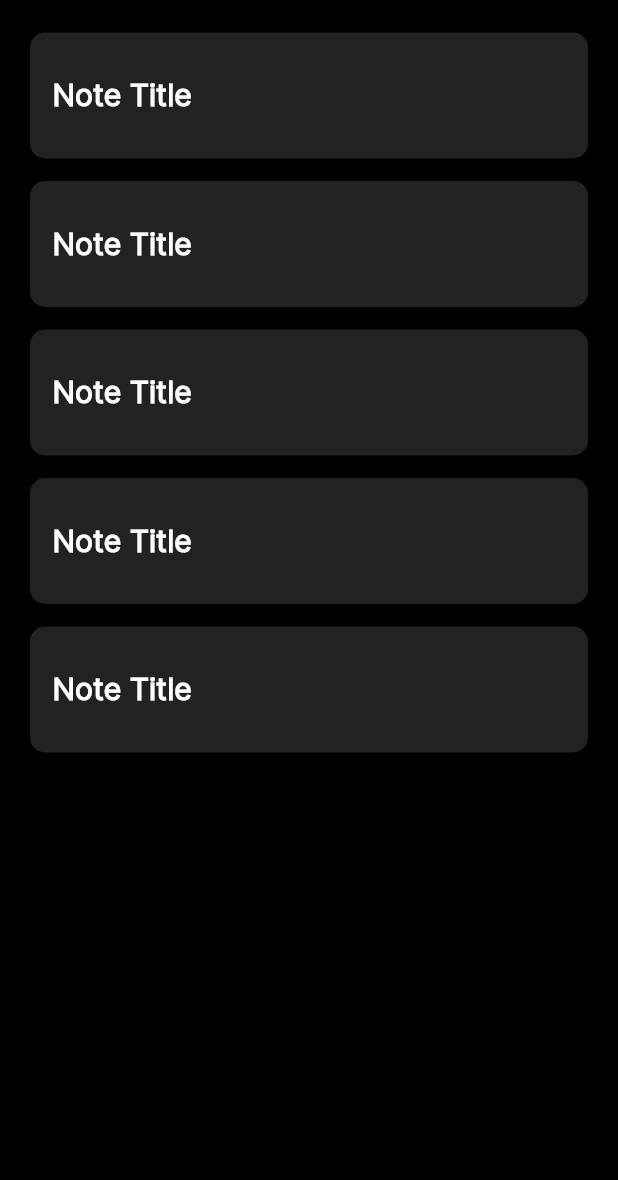
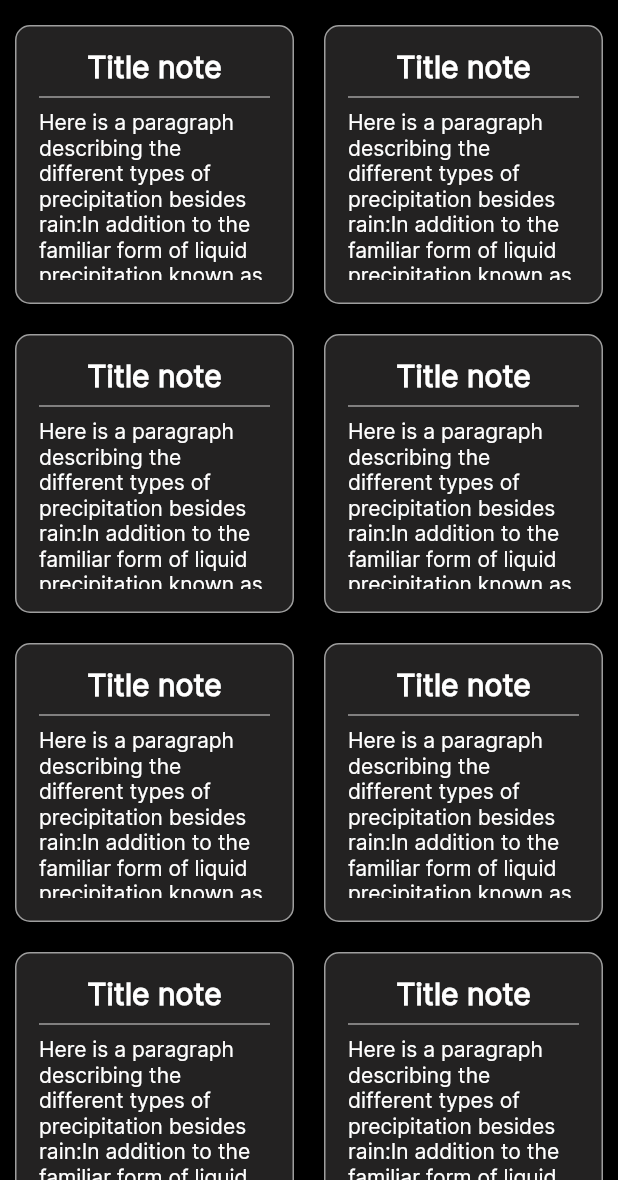
Before and after one commit to sojin-23/scribe, a Flutter app: the HomePage screen opened directly, on a phone screen of 412 x 824 dp, the part 56-1236 px from its top. Run offline on Flutter 3.47's test engine with Material 3 defaults, Android fonts, the phone set to English and light mode, and no system bars; our stand-ins replace audioplayers.

Commit message:
replace listview with gridview

```diff
--- a/lib/pages/home_page.dart
+++ b/lib/pages/home_page.dart
@@ -2,11 +2,9 @@
 
 import 'dart:async';
 import 'dart:ui';
-import 'package:flutter/services.dart';
 
 import 'package:flutter/cupertino.dart';
 import 'package:flutter/material.dart';
-import 'package:ios_note_app/pages/edit_note_page.dart';
 import 'package:ios_note_app/pages/new_note_page.dart';
 import 'package:ios_note_app/pages/splash_page.dart';
 
@@ -152,85 +150,35 @@ class _HomePageState extends State<HomePage> {
       child: Column(
         children: [
           Expanded(
-              child: ListView.builder(
-            itemCount: 5,
-            itemBuilder: (context, index) {
-              return Padding(
-                padding: const EdgeInsets.only(
-                    left: 20, right: 20, bottom: 0, top: 15),
-                child: GestureDetector(
-                  onTap: () {
-                    Navigator.of(context).push(CupertinoPageRoute(
-                        builder: (context) => EditNotePage()));
-                  },
-                  onLongPress: () {
-                    HapticFeedback.vibrate();
-                    showCupertinoDialog(
-                      context: context,
-                      builder: (context) => CupertinoAlertDialog(
-                        title: Text('Are you sure?'),
-                        content: Text('Deleted note cannot be recovered'),
-                        actions: [
-                          CupertinoActionSheetAction(
-                            onPressed: () {
-                              Navigator.pop(context);
-                            },
-                            child: Text(
-                              "Cancel",
-                              style: TextStyle(color: Colors.white),
-                            ),
-                          ),
-                          CupertinoActionSheetAction(
-                            onPressed: () {
-                              Navigator.pop(context);
-                              showCupertinoModalPopup(
-                                context: context,
-                                builder: (context) {
-                                  return StatefulBuilder(
-                                    builder: (context, setState) {
-                                      Timer(Duration(seconds: 2), () {
-                                        Navigator.pop(context);
-                                      });
-
-                                      return CupertinoPopupSurface(
+            child: GridView.builder(
+              gridDelegate:
+                  SliverGridDelegateWithFixedCrossAxisCount(crossAxisCount: 2),
+              itemCount: 10,
+              itemBuilder: (context, index) => Padding(
+                padding: const EdgeInsets.all(10),
                 child: Container(
-                                          padding: EdgeInsets.all(20),
-                                          width: double.infinity,
-                                          child: Text('Note Deleted'),
-                                        ),
-                                      );
-                                    },
-                                  );
-                                },
-                              );
-                            },
-                            isDestructiveAction: true,
-                            child: Text('Confirm'),
-                          )
-                        ],
-                      ),
-                    );
-                  },
-                  child: Container(
-                    padding: EdgeInsets.only(top: 25, bottom: 25),
+                    padding: EdgeInsets.all(15),
                     decoration: BoxDecoration(
+                        borderRadius: BorderRadius.circular(10),
                         color: const Color.fromARGB(255, 35, 34, 34),
-                      borderRadius: BorderRadius.circular(10),
-                    ),
-                    child: Padding(
-                      padding:
-                          const EdgeInsets.only(left: 15, top: 5, bottom: 5),
-                      child: Text(
-                        "Note Title",
+                        border: Border.all(color: Colors.grey)),
+                    child: SingleChildScrollView(
+                      child: Column(
+                        children: [
+                          Text(
+                            'Title note',
                             style: TextStyle(
                                 fontSize: 20, fontWeight: FontWeight.bold),
                           ),
+                          Divider(color: Colors.grey,),
+                          Text(
+                              "Here is a paragraph describing the different types of precipitation besides rain:In addition to the familiar form of liquid precipitation known as rain, there are several other types of precipitation that can occur in the Earth's atmosphere. One common type is snow, which forms when water vapor condenses directly into ice crystals that fall to the ground. Sleet is another precipitation type, consisting of small, translucent ice pellets that result when raindrops pass through a layer of cold air near the surface and freeze. Hail is a more dramatic form of solid precipitation, comprising balls or irregular lumps of ice that grow in size as they are repeatedly lifted up and down in the turbulent updrafts of thunderstorms. Finally, freezing rain occurs when liquid raindrops fall through a sub-freezing layer of air near the ground, causing them to freeze on contact with surfaces and creating a dangerous coating of ice. Though less familiar than the ubiquitous rain, these other forms of precipitation play important roles in Earth's weather and climate patterns, with each type forming under distinct atmospheric conditions.")
+                        ],
+                      ),
+                    )),
               ),
             ),
           ),
-              );
-            },
-          )),
         ],
       ),
     );
```
Also changed, not shown: lib/main.dart (line endings or trailing spaces). Lines whose indentation alone changed are shown as unchanged.
